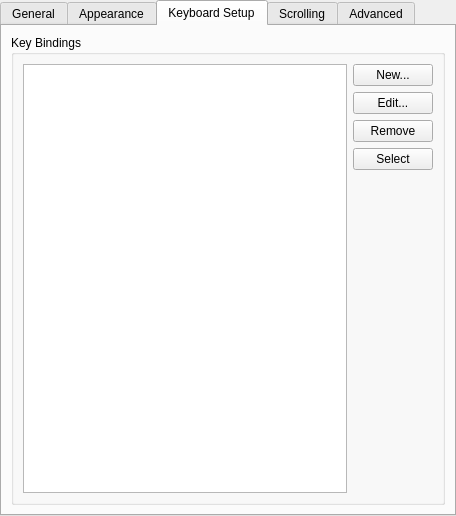
This is src/EditProfileDialog.ui in KDE/konsole as Qt 5 draws it before an edit. The edited form follows.
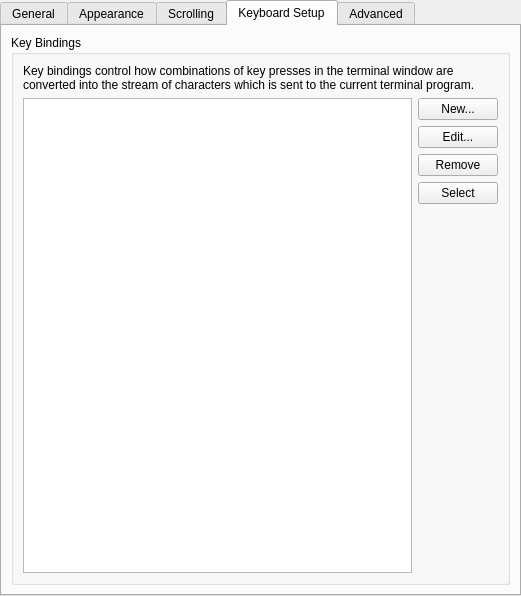
This is the edited form. The open tabs and pages were chosen to show the change. Custom widgets are drawn as their Qt base class.

Commit message: Copy the built-in key bindings into a new keytab file, install it and make it the default key bindings.  The built-in one is still there at the moment.  Reorganise the profile edit dialog, put the Scrolling page before the Keyboard Setup page since I expect it to be used more frequently.  Add widgets for a not-yet-implemented test area to the key bindings editor.

Patch:
```diff
--- a/src/EditProfileDialog.ui
+++ b/src/EditProfileDialog.ui
@@ -5,8 +5,8 @@
    <rect>
     <x>0</x>
     <y>0</y>
-    <width>456</width>
-    <height>516</height>
+    <width>521</width>
+    <height>596</height>
    </rect>
   </property>
   <property name="windowTitle" >
@@ -492,88 +492,6 @@
        </item>
       </layout>
      </widget>
-     <widget class="QWidget" name="keyboardTab" >
-      <attribute name="title" >
-       <string>Keyboard Setup</string>
-      </attribute>
-      <layout class="QVBoxLayout" >
-       <item>
-        <widget class="QGroupBox" name="keyBindingsGroup" >
-         <property name="title" >
-          <string>Key Bindings</string>
-         </property>
-         <property name="flat" >
-          <bool>true</bool>
-         </property>
-         <layout class="QGridLayout" >
-          <item rowspan="5" row="0" column="0" >
-           <widget class="QListView" name="keyBindingList" >
-            <property name="iconSize" >
-             <size>
-              <width>32</width>
-              <height>32</height>
-             </size>
-            </property>
-           </widget>
-          </item>
-          <item row="0" column="1" >
-           <widget class="QPushButton" name="newKeyBindingsButton" >
-            <property name="toolTip" >
-             <string>Create a new key bindings list based upon the selected bindings</string>
-            </property>
-            <property name="text" >
-             <string>New...</string>
-            </property>
-           </widget>
-          </item>
-          <item row="1" column="1" >
-           <widget class="QPushButton" name="editKeyBindingsButton" >
-            <property name="toolTip" >
-             <string>Edit the selected key bindings list</string>
-            </property>
-            <property name="text" >
-             <string>Edit...</string>
-            </property>
-           </widget>
-          </item>
-          <item row="2" column="1" >
-           <widget class="QPushButton" name="removeKeyBindingsButton" >
-            <property name="toolTip" >
-             <string>Delete the selected key bindings list</string>
-            </property>
-            <property name="text" >
-             <string>Remove</string>
-            </property>
-           </widget>
-          </item>
-          <item row="3" column="1" >
-           <widget class="QPushButton" name="selectKeyBindingsButton" >
-            <property name="toolTip" >
-             <string>Use the selected key bindings list in this profile</string>
-            </property>
-            <property name="text" >
-             <string>Select</string>
-            </property>
-           </widget>
-          </item>
-          <item row="4" column="1" >
-           <spacer>
-            <property name="orientation" >
-             <enum>Qt::Vertical</enum>
-            </property>
-            <property name="sizeHint" >
-             <size>
-              <width>71</width>
-              <height>101</height>
-             </size>
-            </property>
-           </spacer>
-          </item>
-         </layout>
-        </widget>
-       </item>
-      </layout>
-     </widget>
      <widget class="QWidget" name="scrollingTab" >
       <attribute name="title" >
        <string>Scrolling</string>
@@ -744,6 +662,98 @@
        </item>
       </layout>
      </widget>
+     <widget class="QWidget" name="keyboardTab" >
+      <attribute name="title" >
+       <string>Keyboard Setup</string>
+      </attribute>
+      <layout class="QVBoxLayout" >
+       <item>
+        <widget class="QGroupBox" name="keyBindingsGroup" >
+         <property name="title" >
+          <string>Key Bindings</string>
+         </property>
+         <property name="flat" >
+          <bool>true</bool>
+         </property>
+         <layout class="QGridLayout" >
+          <item row="0" column="0" colspan="2" >
+           <widget class="QLabel" name="label_15" >
+            <property name="text" >
+             <string>Key bindings control how combinations of key presses in the terminal window are converted into the stream of characters which is sent to the current terminal program.</string>
+            </property>
+            <property name="wordWrap" >
+             <bool>true</bool>
+            </property>
+           </widget>
+          </item>
+          <item rowspan="5" row="1" column="0" >
+           <widget class="QListView" name="keyBindingList" >
+            <property name="iconSize" >
+             <size>
+              <width>32</width>
+              <height>32</height>
+             </size>
+            </property>
+           </widget>
+          </item>
+          <item row="1" column="1" >
+           <widget class="QPushButton" name="newKeyBindingsButton" >
+            <property name="toolTip" >
+             <string>Create a new key bindings list based upon the selected bindings</string>
+            </property>
+            <property name="text" >
+             <string>New...</string>
+            </property>
+           </widget>
+          </item>
+          <item row="2" column="1" >
+           <widget class="QPushButton" name="editKeyBindingsButton" >
+            <property name="toolTip" >
+             <string>Edit the selected key bindings list</string>
+            </property>
+            <property name="text" >
+             <string>Edit...</string>
+            </property>
+           </widget>
+          </item>
+          <item row="3" column="1" >
+           <widget class="QPushButton" name="removeKeyBindingsButton" >
+            <property name="toolTip" >
+             <string>Delete the selected key bindings list</string>
+            </property>
+            <property name="text" >
+             <string>Remove</string>
+            </property>
+           </widget>
+          </item>
+          <item row="4" column="1" >
+           <widget class="QPushButton" name="selectKeyBindingsButton" >
+            <property name="toolTip" >
+             <string>Use the selected key bindings list in this profile</string>
+            </property>
+            <property name="text" >
+             <string>Select</string>
+            </property>
+           </widget>
+          </item>
+          <item row="5" column="1" >
+           <spacer>
+            <property name="orientation" >
+             <enum>Qt::Vertical</enum>
+            </property>
+            <property name="sizeHint" >
+             <size>
+              <width>71</width>
+              <height>101</height>
+             </size>
+            </property>
+           </spacer>
+          </item>
+         </layout>
+        </widget>
+       </item>
+      </layout>
+     </widget>
      <widget class="QWidget" name="advancedTab" >
       <attribute name="title" >
        <string>Advanced</string>
```
The commit also changes 9 other files.
